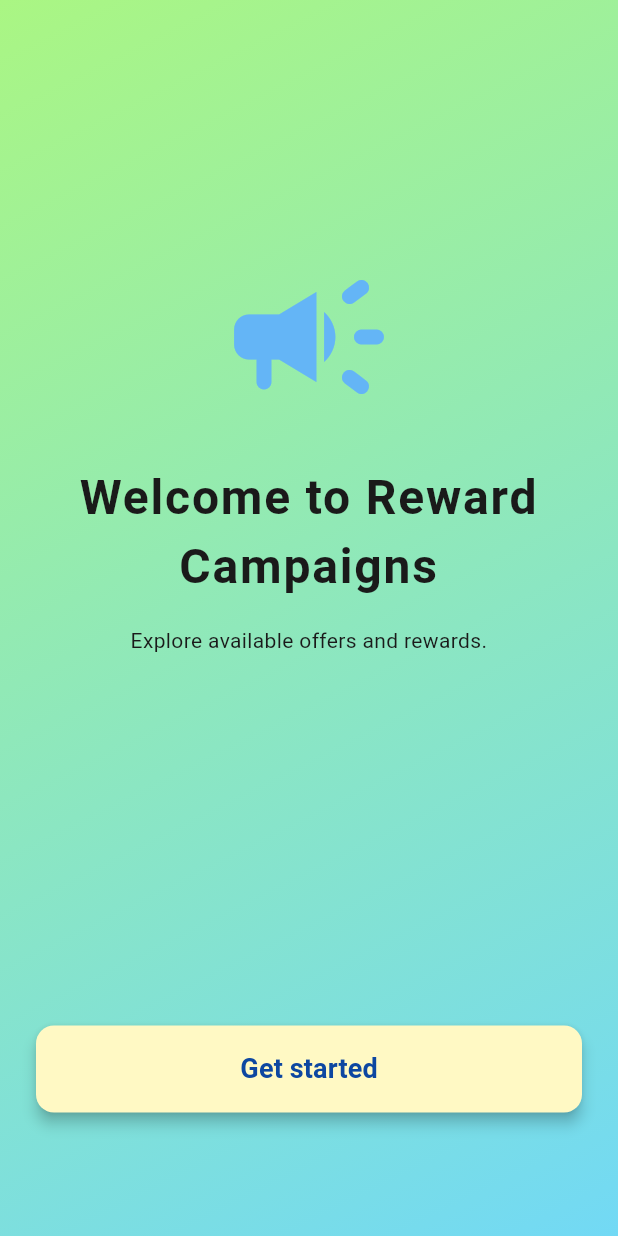
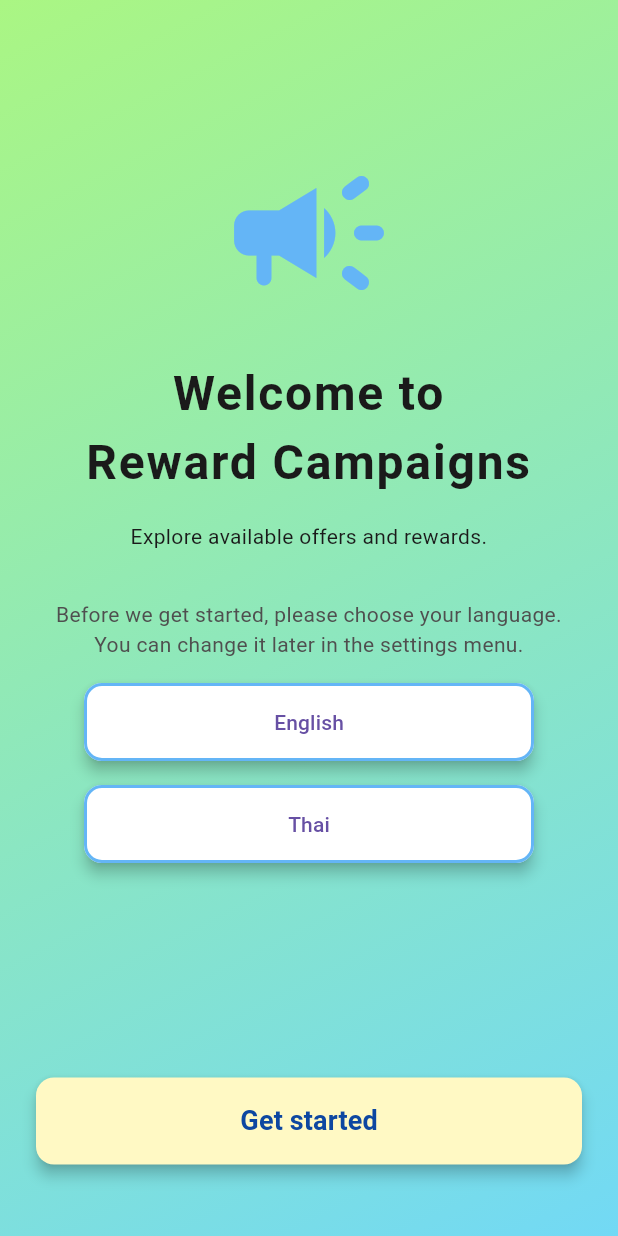
Before and after one commit to PhatnthiS/reward_campaigns, a Flutter app: the screen it shows after launch, on a phone screen of 412 x 824 dp. Run offline on Flutter 3.47's test engine with Material 3 defaults, Android fonts, the phone set to English and light mode, and no system bars; our stand-ins replace go_router.

Commit message:
Add select language buttons

```diff
--- a/lib/core/localization/app_en.arb
+++ b/lib/core/localization/app_en.arb
@@ -1,5 +1,5 @@
 {
-  "welcomeTitle": "Welcome to Reward Campaigns",
+  "welcomeTitle": "Welcome to\nReward Campaigns",
   "welcomeSubtitle": "Explore available offers and rewards.",
   "welcomeRemark": "Before we get started, please choose your language.",
   "welcomeRemarkSubtitle": "You can change it later in the settings menu.",
--- a/lib/core/localization/app_localizations.dart
+++ b/lib/core/localization/app_localizations.dart
@@ -101,7 +101,7 @@ abstract class AppLocalizations {
   /// No description provided for @welcomeTitle.
   ///
   /// In en, this message translates to:
-  /// **'Welcome to Reward Campaigns'**
+  /// **'Welcome to\nReward Campaigns'**
   String get welcomeTitle;
 
   /// No description provided for @welcomeSubtitle.
--- a/lib/core/localization/app_localizations_en.dart
+++ b/lib/core/localization/app_localizations_en.dart
@@ -9,7 +9,7 @@ class AppLocalizationsEn extends AppLocalizations {
   AppLocalizationsEn([String locale = 'en']) : super(locale);
 
   @override
-  String get welcomeTitle => 'Welcome to Reward Campaigns';
+  String get welcomeTitle => 'Welcome to\nReward Campaigns';
 
   @override
   String get welcomeSubtitle => 'Explore available offers and rewards.';
--- a/lib/core/widgets/text_styles.dart
+++ b/lib/core/widgets/text_styles.dart
@@ -27,6 +27,12 @@ abstract class AppTextStyles {
     color: AppColors.textPrimary,
   );
 
+  static TextStyle get remark => const TextStyle(
+    fontSize: 14,
+    fontWeight: FontWeight.w400,
+    color: AppColors.textSecondary,
+  );
+
   static TextStyle get buttonText => const TextStyle(
     fontSize: 18,
     fontWeight: FontWeight.bold,
--- a/lib/features/welcome/presentation/welcome_screen.dart
+++ b/lib/features/welcome/presentation/welcome_screen.dart
@@ -12,6 +12,7 @@ class WelcomeScreen extends StatelessWidget {
         padding: const EdgeInsets.symmetric(horizontal: 24),
         child: SafeArea(
           child: Column(
+            crossAxisAlignment: CrossAxisAlignment.stretch,
             mainAxisAlignment: MainAxisAlignment.center,
             children: [
               Spacer(flex: 2),
@@ -37,22 +38,73 @@ class WelcomeScreen extends StatelessWidget {
                 textAlign: TextAlign.center,
               ),
 
-              Spacer(flex: 3),
+              SizedBox(height: 32),
 
-              SizedBox(
-                width: double.infinity,
+              Text(
+                context.loc.welcomeRemark,
+                style: AppTextStyles.remark,
+                textAlign: TextAlign.center,
+              ),
+
+              Text(
+                context.loc.welcomeRemarkSubtitle,
+                style: AppTextStyles.remark,
+                textAlign: TextAlign.center,
+              ),
+
+              SizedBox(height: 16),
+
+              Padding(
+                padding: const EdgeInsets.symmetric(horizontal: 32),
                 child: ElevatedButton(
                   onPressed: () {},
                   style: ElevatedButton.styleFrom(
-                    padding: const EdgeInsets.symmetric(vertical: 16),
+                    side: BorderSide(color: AppColors.lightBlue, width: 2),
+                    backgroundColor: Colors.white,
+                    padding: EdgeInsets.symmetric(vertical: 16, horizontal: 24),
                     shape: RoundedRectangleBorder(
                       borderRadius: BorderRadius.circular(12),
                     ),
                     elevation: 4,
-                    backgroundColor: AppColors.lightYellow,
                   ),
+                  child: Text(context.loc.english),
+                ),
+              ),
 
-                  child: Text(context.loc.getStarted, style: AppTextStyles.buttonText),
+              SizedBox(height: 16),
+
+              Padding(
+                padding: const EdgeInsets.symmetric(horizontal: 32),
+                child: ElevatedButton(
+                  onPressed: () {},
+                  style: ElevatedButton.styleFrom(
+                    side: BorderSide(color: AppColors.lightBlue, width: 2),
+                    backgroundColor: Colors.white,
+                    padding: EdgeInsets.symmetric(vertical: 16, horizontal: 24),
+                    shape: RoundedRectangleBorder(
+                      borderRadius: BorderRadius.circular(12),
+                    ),
+                    elevation: 4,
+                  ),
+                  child: Text(context.loc.thai),
+                ),
+              ),
+
+              Spacer(flex: 3),
+
+              ElevatedButton(
+                onPressed: () {},
+                style: ElevatedButton.styleFrom(
+                  padding: const EdgeInsets.symmetric(vertical: 16),
+                  shape: RoundedRectangleBorder(
+                    borderRadius: BorderRadius.circular(12),
+                  ),
+                  elevation: 4,
+                  backgroundColor: AppColors.lightYellow,
+                ),
+                child: Text(
+                  context.loc.getStarted,
+                  style: AppTextStyles.buttonText,
                 ),
               ),
 
```
